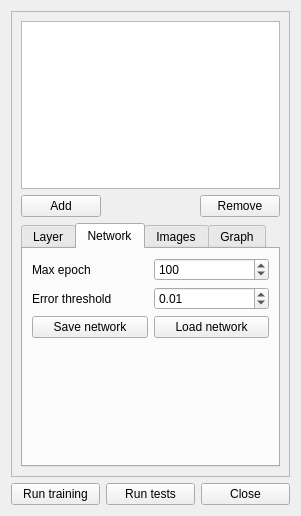
Qt form Plugins/NeuralNetworkView/mainform.ui (kee-reel/PLAG) before a commit.
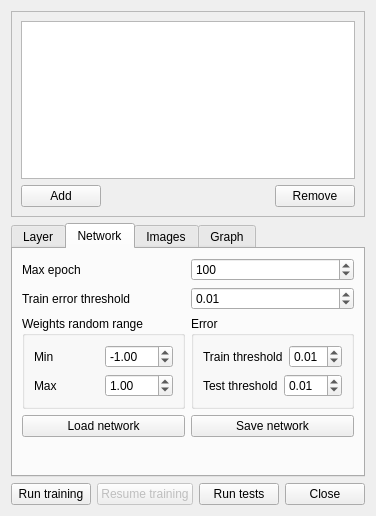
The same form after that commit. The open tabs and pages were chosen to show the change. Icons and pictures are not drawn. Custom widgets are drawn as their Qt base class.

Patch:
```diff
--- a/Plugins/NeuralNetworkView/mainform.ui
+++ b/Plugins/NeuralNetworkView/mainform.ui
@@ -6,14 +6,14 @@
    <rect>
     <x>0</x>
     <y>0</y>
-    <width>301</width>
+    <width>360</width>
     <height>516</height>
    </rect>
   </property>
   <property name="windowTitle">
    <string>Form</string>
   </property>
-  <layout class="QVBoxLayout" name="verticalLayout_6">
+  <layout class="QVBoxLayout" name="verticalLayout_8">
    <item>
     <widget class="QFrame" name="frame">
      <property name="frameShape">
@@ -57,13 +57,16 @@
         </item>
        </layout>
       </item>
+     </layout>
+    </widget>
+   </item>
       <item>
        <widget class="QTabWidget" name="tabWidget">
         <property name="tabShape">
          <enum>QTabWidget::Rounded</enum>
         </property>
         <property name="currentIndex">
-         <number>3</number>
+      <number>1</number>
         </property>
         <property name="documentMode">
          <bool>false</bool>
@@ -217,7 +220,7 @@
          <attribute name="title">
           <string>Network</string>
          </attribute>
-         <layout class="QVBoxLayout" name="verticalLayout">
+      <layout class="QVBoxLayout" name="verticalLayout_9">
           <item>
            <layout class="QHBoxLayout" name="horizontalLayout">
             <item>
@@ -246,11 +249,124 @@
            </layout>
           </item>
           <item>
+        <layout class="QHBoxLayout" name="horizontalLayout_16">
+         <item>
+          <widget class="QLabel" name="label_12">
+           <property name="text">
+            <string>Train error threshold</string>
+           </property>
+          </widget>
+         </item>
+         <item>
+          <widget class="QDoubleSpinBox" name="spinErrorThreshold_2">
+           <property name="accelerated">
+            <bool>true</bool>
+           </property>
+           <property name="decimals">
+            <number>2</number>
+           </property>
+           <property name="minimum">
+            <double>0.000000000000000</double>
+           </property>
+           <property name="maximum">
+            <double>1.000000000000000</double>
+           </property>
+           <property name="singleStep">
+            <double>0.010000000000000</double>
+           </property>
+           <property name="value">
+            <double>0.010000000000000</double>
+           </property>
+          </widget>
+         </item>
+        </layout>
+       </item>
+       <item>
+        <layout class="QHBoxLayout" name="horizontalLayout_18">
+         <item>
+          <widget class="QGroupBox" name="groupBox">
+           <property name="title">
+            <string>Weights random range</string>
+           </property>
+           <layout class="QVBoxLayout" name="verticalLayout">
+            <item>
+             <layout class="QHBoxLayout" name="horizontalLayout_10">
+              <item>
+               <widget class="QLabel" name="label_10">
+                <property name="minimumSize">
+                 <size>
+                  <width>40</width>
+                  <height>0</height>
+                 </size>
+                </property>
+                <property name="text">
+                 <string>Min</string>
+                </property>
+               </widget>
+              </item>
+              <item>
+               <widget class="QDoubleSpinBox" name="spinMinWeight">
+                <property name="minimum">
+                 <double>-100.000000000000000</double>
+                </property>
+                <property name="maximum">
+                 <double>100.000000000000000</double>
+                </property>
+                <property name="value">
+                 <double>-1.000000000000000</double>
+                </property>
+               </widget>
+              </item>
+             </layout>
+            </item>
+            <item>
+             <layout class="QHBoxLayout" name="horizontalLayout_14">
+              <item>
+               <widget class="QLabel" name="label_11">
+                <property name="minimumSize">
+                 <size>
+                  <width>40</width>
+                  <height>0</height>
+                 </size>
+                </property>
+                <property name="text">
+                 <string>Max</string>
+                </property>
+               </widget>
+              </item>
+              <item>
+               <widget class="QDoubleSpinBox" name="spinMaxWeight">
+                <property name="minimum">
+                 <double>-100.000000000000000</double>
+                </property>
+                <property name="maximum">
+                 <double>100.000000000000000</double>
+                </property>
+                <property name="singleStep">
+                 <double>0.100000000000000</double>
+                </property>
+                <property name="value">
+                 <double>1.000000000000000</double>
+                </property>
+               </widget>
+              </item>
+             </layout>
+            </item>
+           </layout>
+          </widget>
+         </item>
+         <item>
+          <widget class="QGroupBox" name="groupBox_2">
+           <property name="title">
+            <string>Error</string>
+           </property>
+           <layout class="QVBoxLayout" name="verticalLayout_6">
+            <item>
            <layout class="QHBoxLayout" name="horizontalLayout_4">
             <item>
              <widget class="QLabel" name="label_2">
               <property name="text">
-               <string>Error threshold</string>
+                 <string>Train threshold</string>
               </property>
              </widget>
             </item>
@@ -279,14 +395,45 @@
            </layout>
           </item>
           <item>
-           <layout class="QHBoxLayout" name="horizontalLayout_10">
+             <layout class="QHBoxLayout" name="horizontalLayout_17">
             <item>
-             <widget class="QPushButton" name="pushButton_2">
+               <widget class="QLabel" name="label_13">
               <property name="text">
-               <string>Save network</string>
+                 <string>Test threshold</string>
               </property>
              </widget>
             </item>
+              <item>
+               <widget class="QDoubleSpinBox" name="spinTestErrorThreshold">
+                <property name="accelerated">
+                 <bool>true</bool>
+                </property>
+                <property name="decimals">
+                 <number>2</number>
+                </property>
+                <property name="minimum">
+                 <double>0.000000000000000</double>
+                </property>
+                <property name="maximum">
+                 <double>1.000000000000000</double>
+                </property>
+                <property name="singleStep">
+                 <double>0.010000000000000</double>
+                </property>
+                <property name="value">
+                 <double>0.010000000000000</double>
+                </property>
+               </widget>
+              </item>
+             </layout>
+            </item>
+           </layout>
+          </widget>
+         </item>
+        </layout>
+       </item>
+       <item>
+        <layout class="QHBoxLayout" name="horizontalLayout_15">
             <item>
              <widget class="QPushButton" name="pushButton">
               <property name="text">
@@ -294,6 +441,13 @@
               </property>
              </widget>
             </item>
+         <item>
+          <widget class="QPushButton" name="pushButton_2">
+           <property name="text">
+            <string>Save network</string>
+           </property>
+          </widget>
+         </item>
            </layout>
           </item>
           <item>
@@ -315,7 +469,19 @@
          <attribute name="title">
           <string>Images</string>
          </attribute>
+      <layout class="QHBoxLayout" name="horizontalLayout_13">
+       <item>
          <layout class="QVBoxLayout" name="verticalLayout_5">
+         <item>
+          <widget class="QLabel" name="label_8">
+           <property name="text">
+            <string>Train set</string>
+           </property>
+           <property name="alignment">
+            <set>Qt::AlignCenter</set>
+           </property>
+          </widget>
+         </item>
           <item>
            <widget class="QListView" name="listViewImages"/>
           </item>
@@ -324,16 +490,76 @@
             <item>
              <widget class="QPushButton" name="buttonLoadImage">
               <property name="text">
-               <string>Load image</string>
+              <string/>
+             </property>
+             <property name="icon">
+              <iconset resource="res.qrc">
+               <normaloff>:/Res/ic_add_black_24dp.png</normaloff>:/Res/ic_add_black_24dp.png</iconset>
               </property>
              </widget>
             </item>
             <item>
              <widget class="QPushButton" name="buttonRemoveImages">
               <property name="text">
-               <string>Remove images</string>
-              </property>
-             </widget>
+              <string/>
+             </property>
+             <property name="icon">
+              <iconset resource="res.qrc">
+               <normaloff>:/Res/ic_delete_black_24dp.png</normaloff>:/Res/ic_delete_black_24dp.png</iconset>
+             </property>
+            </widget>
+           </item>
+          </layout>
+         </item>
+        </layout>
+       </item>
+       <item>
+        <widget class="Line" name="line">
+         <property name="orientation">
+          <enum>Qt::Vertical</enum>
+         </property>
+        </widget>
+       </item>
+       <item>
+        <layout class="QVBoxLayout" name="verticalLayout_7">
+         <item>
+          <widget class="QLabel" name="label_9">
+           <property name="text">
+            <string>Test set</string>
+           </property>
+           <property name="alignment">
+            <set>Qt::AlignCenter</set>
+           </property>
+          </widget>
+         </item>
+         <item>
+          <widget class="QListView" name="listViewImages_2"/>
+         </item>
+         <item>
+          <layout class="QHBoxLayout" name="horizontalLayout_12">
+           <item>
+            <widget class="QPushButton" name="buttonLoadImage_2">
+             <property name="text">
+              <string/>
+             </property>
+             <property name="icon">
+              <iconset resource="res.qrc">
+               <normaloff>:/Res/ic_add_black_24dp.png</normaloff>:/Res/ic_add_black_24dp.png</iconset>
+             </property>
+            </widget>
+           </item>
+           <item>
+            <widget class="QPushButton" name="buttonRemoveImages_2">
+             <property name="text">
+              <string/>
+             </property>
+             <property name="icon">
+              <iconset resource="res.qrc">
+               <normaloff>:/Res/ic_delete_black_24dp.png</normaloff>:/Res/ic_delete_black_24dp.png</iconset>
+             </property>
+            </widget>
+           </item>
+          </layout>
             </item>
            </layout>
           </item>
@@ -358,9 +584,6 @@
         </widget>
        </widget>
       </item>
-     </layout>
-    </widget>
-   </item>
    <item>
     <layout class="QHBoxLayout" name="horizontalLayout_2">
      <item>
@@ -370,6 +593,16 @@
        </property>
       </widget>
      </item>
+     <item>
+      <widget class="QPushButton" name="buttonResumeTraining">
+       <property name="enabled">
+        <bool>false</bool>
+       </property>
+       <property name="text">
+        <string>Resume training</string>
+       </property>
+      </widget>
+     </item>
      <item>
       <widget class="QPushButton" name="buttonRunTest">
        <property name="text">
```
Left out of the diff: 4 changed lines with no effect on the pictures. Lines whose indentation alone changed are shown as unchanged.
